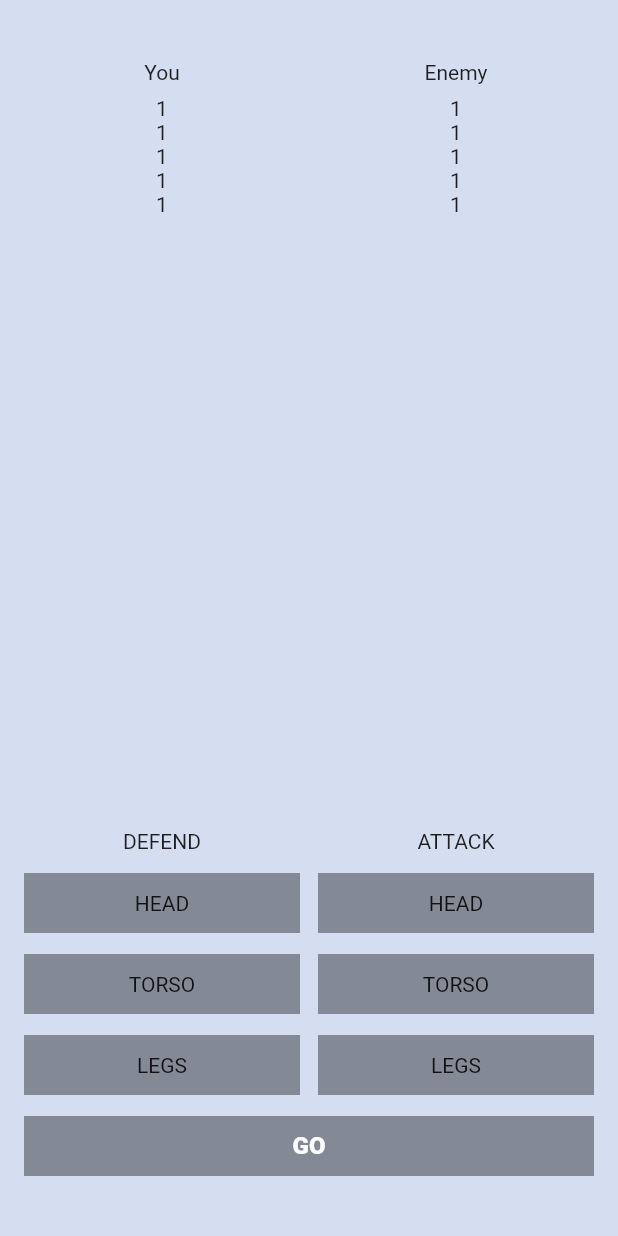
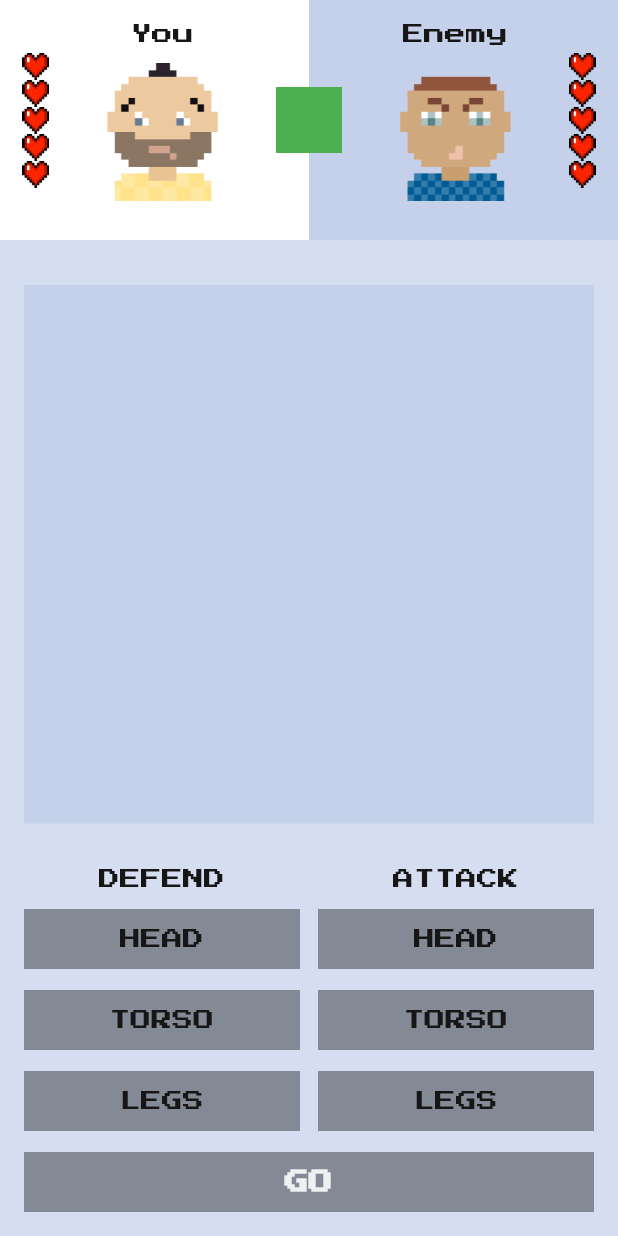
Before and after one commit to friendboy1/flutter_course, a Flutter app: the screen it shows after launch, on a phone screen of 412 x 824 dp. Run offline on Flutter 3.47's test engine with Material 2 defaults, Android fonts, the phone set to English and light mode, and no system bars; our stand-ins replace google_fonts.

Commit message:
homework 2

```diff
--- /dev/null
+++ b/lib/fight_club_colors.dart
@@ -0,0 +1,12 @@
+import 'package:flutter/material.dart';
+
+class FightClubColors {
+  FightClubColors._();
+
+  static const background = const Color.fromRGBO(213, 222, 240, 1);
+  static const greyButton = Colors.black38;
+  static const blueButton = const Color(0xFF1C79CE);
+  static const blackButton = Colors.black87;
+  static const darkGreyText = const Color(0xFF161616);
+  static const whiteText = Color.fromRGBO(255, 255, 255, 0.87);
+}
--- /dev/null
+++ b/lib/fight_club_icons.dart
@@ -0,0 +1,6 @@
+class FightClubIcons {
+  FightClubIcons._();
+
+  static const heartFull = "assets/icons/heart-full.png";
+  static const heartEmpty = "assets/icons/heart-empty.png";
+}
--- /dev/null
+++ b/lib/fight_club_images.dart
@@ -0,0 +1,6 @@
+class FightClubImages {
+  FightClubImages._();
+
+  static const youAvatar = "assets/images/you-avatar.png";
+  static const enemyAvatar = "assets/images/enemy-avatar.png";
+}
--- a/lib/main.dart
+++ b/lib/main.dart
@@ -1,4 +1,10 @@
+import 'dart:math';
+
 import 'package:flutter/material.dart';
+import 'package:flutter_fight_club/fight_club_colors.dart';
+import 'package:flutter_fight_club/fight_club_icons.dart';
+import 'package:flutter_fight_club/fight_club_images.dart';
+import 'package:google_fonts/google_fonts.dart';
 
 void main() {
   runApp(MyApp());
@@ -9,6 +15,10 @@ class MyApp extends StatelessWidget {
   @override
   Widget build(BuildContext context) {
     return MaterialApp(
+      theme: ThemeData(
+          textTheme: GoogleFonts.pressStart2pTextTheme(
+        Theme.of(context).textTheme,
+      )),
       home: MyHomePage(),
     );
   }
@@ -18,90 +28,201 @@ class MyHomePage extends StatefulWidget {
   const MyHomePage({Key? key}) : super(key: key);
 
   @override
-  _MyHomePageState createState() => _MyHomePageState();
+  MyHomePageState createState() => MyHomePageState();
 }
 
-class _MyHomePageState extends State<MyHomePage> {
+class MyHomePageState extends State<MyHomePage> {
+  static const maxLives = 5;
+
   BodyPart? defendingBodyPart;
   BodyPart? attackingBodyPart;
-  Color colorButtonGo = Colors.black38;
+  BodyPart whatEnemyAttacks = BodyPart.random();
+  BodyPart whatEnemyDeffends = BodyPart.random();
+
+  Color colorButtonGo = FightClubColors.greyButton;
+  int yourLives = maxLives;
+  int enemyLives = maxLives;
 
   @override
   Widget build(BuildContext context) {
     return Scaffold(
-      backgroundColor: const Color.fromRGBO(213, 222, 240, 1),
-      body: Column(
-        children: [
-          SizedBox(height: 40),
-          Row(
-            children: [
-              SizedBox(width: 16),
-              Expanded(child: Center(child: Text("You"))),
-              SizedBox(width: 12),
-              Expanded(child: Center(child: Text("Enemy"))),
-              SizedBox(width: 16),
-            ],
-          ),
-          SizedBox(height: 8),
-          Row(
-            children: [
-              SizedBox(width: 16),
-              Expanded(
-                flex: 1,
+      backgroundColor: FightClubColors.background,
+      body: SafeArea(
         child: Column(
           children: [
-                    Center(child: Text("1")),
-                    Center(child: Text("1")),
-                    Center(child: Text("1")),
-                    Center(child: Text("1")),
-                    Center(child: Text("1")),
+            FightersInfo(
+              maxLivesCount: maxLives,
+              yourLivesCount: yourLives,
+              enemyLivesCount: enemyLives,
+            ),
+            SizedBox(
+              height: 30,
+            ),
+            Expanded(
+                child: Padding(
+              padding: const EdgeInsets.symmetric(horizontal: 16),
+              child: ColoredBox(
+                  color: Color.fromRGBO(197, 209, 234, 1),
+                  child: SizedBox(
+                    width: double.infinity,
+                  )),
+            )),
+            SizedBox(
+              height: 30,
+            ),
+            ControlsWidget(
+                defendingBodyPart: defendingBodyPart,
+                selectDefendingBodyPart: _selectDefendingBodyPart,
+                attackingBodyPart: attackingBodyPart,
+                selectAttackingBodyPart: _selectAttackingBodyPart),
+            SizedBox(height: 14),
+            GoButton(
+              onTap: _onGoButtonClicked,
+              color: colorButtonGo,
+              text: yourLives == 0 || enemyLives == 0 ? "Start new game" : "Go",
+            ),
+            SizedBox(height: 16)
           ],
         ),
       ),
-              SizedBox(width: 12),
-              Expanded(
-                flex: 1,
-                child: Column(
-                  children: [
-                    Center(child: Text("1")),
-                    Center(child: Text("1")),
-                    Center(child: Text("1")),
-                    Center(child: Text("1")),
-                    Center(child: Text("1")),
-                  ],
+    );
+  }
+
+  void _selectDefendingBodyPart(final BodyPart value) {
+    setState(() {
+      defendingBodyPart = value;
+      if (attackingBodyPart != null || yourLives == 0 || enemyLives == 0) {
+        colorButtonGo = FightClubColors.blackButton;
+      }
+    });
+  }
+
+  void _selectAttackingBodyPart(final BodyPart value) {
+    setState(() {
+      attackingBodyPart = value;
+      if (defendingBodyPart != null || yourLives == 0 || enemyLives == 0) {
+        colorButtonGo = FightClubColors.blackButton;
+      }
+    });
+  }
+
+  void _onGoButtonClicked() {
+    if (yourLives == 0 || enemyLives == 0) {
+      setState(() {
+        yourLives = maxLives;
+        enemyLives = maxLives;
+        colorButtonGo = FightClubColors.greyButton;
+      });
+    } else if (attackingBodyPart != null && defendingBodyPart != null) {
+      setState(() {
+        final bool enemyLoseLife = attackingBodyPart != whatEnemyDeffends;
+        final bool youLoseLife = defendingBodyPart != whatEnemyAttacks;
+
+        if (enemyLoseLife) {
+          enemyLives--;
+        }
+
+        if (youLoseLife) {
+          yourLives--;
+        }
+
+        whatEnemyDeffends = BodyPart.random();
+        whatEnemyAttacks = BodyPart.random();
+
+        defendingBodyPart = null;
+        attackingBodyPart = null;
+
+        colorButtonGo = yourLives == 0 || enemyLives == 0
+            ? FightClubColors.blackButton
+            : FightClubColors.greyButton;
+      });
+    }
+  }
+}
+
+class GoButton extends StatelessWidget {
+  final String text;
+  final VoidCallback onTap;
+  final Color color;
+
+  const GoButton({
+    Key? key,
+    required this.onTap,
+    required this.color,
+    required this.text,
+  }) : super(key: key);
+
+  @override
+  Widget build(BuildContext context) {
+    return Padding(
+      padding: const EdgeInsets.symmetric(horizontal: 16),
+      child: SizedBox(
+        height: 40,
+        child: GestureDetector(
+          onTap: onTap,
+          child: ColoredBox(
+            color: color,
+            child: Center(
+                child: Text(
+              text.toUpperCase(),
+              style: TextStyle(
+                  fontWeight: FontWeight.w900,
+                  fontSize: 16,
+                  color: FightClubColors.whiteText),
+            )),
           ),
         ),
-              SizedBox(width: 16),
-            ],
       ),
-          Expanded(child: SizedBox()),
-          Row(
+    );
+  }
+}
+
+class ControlsWidget extends StatelessWidget {
+  final BodyPart? defendingBodyPart;
+  final ValueSetter<BodyPart> selectDefendingBodyPart;
+  final BodyPart? attackingBodyPart;
+  final ValueSetter<BodyPart> selectAttackingBodyPart;
+
+  const ControlsWidget({
+    Key? key,
+    required this.defendingBodyPart,
+    required this.selectDefendingBodyPart,
+    required this.attackingBodyPart,
+    required this.selectAttackingBodyPart,
+  }) : super(key: key);
+
+  //const ControlsWidget({Key? key}) : super(key: key);
+
+  @override
+  Widget build(BuildContext context) {
+    return Row(
       mainAxisAlignment: MainAxisAlignment.center,
       children: [
         SizedBox(width: 16),
         Expanded(
           child: Column(
             children: [
-                    Text("Defend".toUpperCase()),
+              Text("Defend".toUpperCase(),
+                  style: TextStyle(color: FightClubColors.darkGreyText)),
               SizedBox(
                 height: 13,
               ),
               BodyPartButton(
                 bodyPart: BodyPart.head,
                 selected: defendingBodyPart == BodyPart.head,
-                      bodyPartSetter: _selectDefendingBodyPart,
+                bodyPartSetter: selectDefendingBodyPart,
               ),
               SizedBox(height: 14),
               BodyPartButton(
                 bodyPart: BodyPart.torso,
                 selected: defendingBodyPart == BodyPart.torso,
-                      bodyPartSetter: _selectDefendingBodyPart,
+                bodyPartSetter: selectDefendingBodyPart,
               ),
               SizedBox(height: 14),
               BodyPartButton(
                 bodyPart: BodyPart.legs,
                 selected: defendingBodyPart == BodyPart.legs,
-                      bodyPartSetter: _selectDefendingBodyPart,
+                bodyPartSetter: selectDefendingBodyPart,
               )
             ],
           ),
@@ -110,94 +231,152 @@ class _MyHomePageState extends State<MyHomePage> {
         Expanded(
           child: Column(
             children: [
-                    Text("Attack".toUpperCase()),
+              Text("Attack".toUpperCase(),
+                  style: TextStyle(color: FightClubColors.darkGreyText)),
               SizedBox(
                 height: 13,
               ),
               BodyPartButton(
                 bodyPart: BodyPart.head,
                 selected: attackingBodyPart == BodyPart.head,
-                      bodyPartSetter: _selectAttackingBodyPart,
+                bodyPartSetter: selectAttackingBodyPart,
               ),
               SizedBox(height: 14),
               BodyPartButton(
                 bodyPart: BodyPart.torso,
                 selected: attackingBodyPart == BodyPart.torso,
-                      bodyPartSetter: _selectAttackingBodyPart,
+                bodyPartSetter: selectAttackingBodyPart,
               ),
               SizedBox(height: 14),
               BodyPartButton(
                 bodyPart: BodyPart.legs,
                 selected: attackingBodyPart == BodyPart.legs,
-                      bodyPartSetter: _selectAttackingBodyPart,
+                bodyPartSetter: selectAttackingBodyPart,
               )
             ],
           ),
         ),
         SizedBox(width: 16),
       ],
+    );
+  }
+}
+
+class FightersInfo extends StatelessWidget {
+  final int maxLivesCount;
+  final int yourLivesCount;
+  final int enemyLivesCount;
+
+  const FightersInfo({
+    Key? key,
+    required this.maxLivesCount,
+    required this.yourLivesCount,
+    required this.enemyLivesCount,
+  }) : super(key: key);
+
+  @override
+  Widget build(BuildContext context) {
+    return SizedBox(
+      height: 160,
+      child: Stack(
+        children: [
+          Row(
+            crossAxisAlignment: CrossAxisAlignment.stretch,
+            children: [
+              Expanded(flex: 1, child: ColoredBox(color: Colors.white)),
+              Expanded(
+                  flex: 1,
+                  child: ColoredBox(color: Color.fromRGBO(197, 209, 234, 1))),
+            ],
           ),
-          SizedBox(height: 14),
           Row(
+            mainAxisAlignment: MainAxisAlignment.spaceAround,
             children: [
-              SizedBox(
-                width: 16,
+              LivesWidget(
+                overallLivesCount: maxLivesCount,
+                currentLivesCount: yourLivesCount,
               ),
-              Expanded(
-                  child: SizedBox(
-                height: 40,
-                child: GestureDetector(
-                  onTap: _onTapButtonGo,
-                  child: ColoredBox(
-                    color: colorButtonGo,
-                    child: Center(
-                        child: Text(
-                      "Go".toUpperCase(),
-                      style: TextStyle(
-                          fontWeight: FontWeight.w900,
-                          fontSize: 16,
-                          color: Colors.white),
-                    )),
-                  ),
-                ),
-              )),
-              SizedBox(
-                width: 16,
+              Column(
+                children: [
+                  const SizedBox(height: 16),
+                  Text("You",
+                      style: TextStyle(color: FightClubColors.darkGreyText)),
+                  const SizedBox(height: 12),
+                  Image.asset(
+                    FightClubImages.youAvatar,
+                    height: 92,
+                    width: 92,
                   ),
                 ],
               ),
-          SizedBox(height: 40)
+              ColoredBox(
+                color: Colors.green,
+                child: SizedBox(
+                  height: 44,
+                  width: 44,
+                ),
+              ),
+              Column(
+                children: [
+                  const SizedBox(height: 16),
+                  Text("Enemy",
+                      style: TextStyle(color: FightClubColors.darkGreyText)),
+                  const SizedBox(height: 12),
+                  Image.asset(
+                    FightClubImages.enemyAvatar,
+                    height: 92,
+                    width: 92,
+                  ),
+                ],
+              ),
+              LivesWidget(
+                overallLivesCount: maxLivesCount,
+                currentLivesCount: enemyLivesCount,
+              )
+            ],
+          ),
         ],
       ),
     );
   }
-
-  void _selectDefendingBodyPart(final BodyPart value) {
-    setState(() {
-      defendingBodyPart = value;
-      if (attackingBodyPart != null) {
-        colorButtonGo = Colors.black87;
-      }
-    });
 }
 
-  void _selectAttackingBodyPart(final BodyPart value) {
-    setState(() {
-      attackingBodyPart = value;
-      if (defendingBodyPart != null) {
-        colorButtonGo = Colors.black87;
+/// Виджет с жизнями
+class LivesWidget extends StatelessWidget {
+  final int overallLivesCount;
+  final int currentLivesCount;
+
+  const LivesWidget({
+    Key? key,
+    required this.overallLivesCount,
+    required this.currentLivesCount,
+  })  : assert(overallLivesCount >= 1),
+        // работает только во время дебага
+        assert(currentLivesCount >= 0),
+        assert(currentLivesCount <= overallLivesCount),
+        super(key: key);
+
+  @override
+  Widget build(BuildContext context) {
+    return Column(
+        mainAxisSize: MainAxisSize.min,
+        children: List.generate(overallLivesCount, (index) {
+          if (index < currentLivesCount) {
+            return Center(
+                child: Image.asset(
+              FightClubIcons.heartFull,
+              width: 18,
+              height: 18,
+            ));
+          } else {
+            return Center(
+                child: Image.asset(
+              FightClubIcons.heartEmpty,
+              width: 18,
+              height: 18,
+            ));
           }
-    });
-  }
-
-  void _onTapButtonGo() {
-    if (attackingBodyPart != null && defendingBodyPart != null) {
-      setState(() {
-        defendingBodyPart = null;
-        attackingBodyPart = null;
-        colorButtonGo = Colors.black38;
-      });
-    }
+        }));
   }
 }
 
@@ -213,6 +392,12 @@ class BodyPart {
   @override
   String toString() {
     return 'BodyPart{name: $name}';
+  }
+
+  static const List<BodyPart> _values = [head, torso, legs];
+
+  static BodyPart random() {
+    return _values[Random().nextInt(_values.length)];
   }
 }
 
@@ -235,9 +420,15 @@ class BodyPartButton extends StatelessWidget {
       child: SizedBox(
         height: 40,
         child: ColoredBox(
-          color:
-              selected ? const Color.fromRGBO(28, 121, 206, 1) : Colors.black38,
-          child: Center(child: Text(bodyPart.name.toUpperCase())),
+          color: selected
+              ? FightClubColors.blueButton
+              : FightClubColors.greyButton,
+          child: Center(
+              child: Text(bodyPart.name.toUpperCase(),
+                  style: TextStyle(
+                      color: selected
+                          ? FightClubColors.whiteText
+                          : FightClubColors.darkGreyText))),
         ),
       ),
     );
```
Also changed, not shown: pubspec.yaml (+6 -57 lines), assets/icons/heart-empty.png (added), assets/icons/heart-full.png (added), assets/images/enemy-avatar.png (added), assets/images/you-avatar.png (added), google_fonts/PressStart2P-Regular.ttf (added), pubspec.lock, 3 other files. Lines whose indentation alone changed are shown as unchanged.
